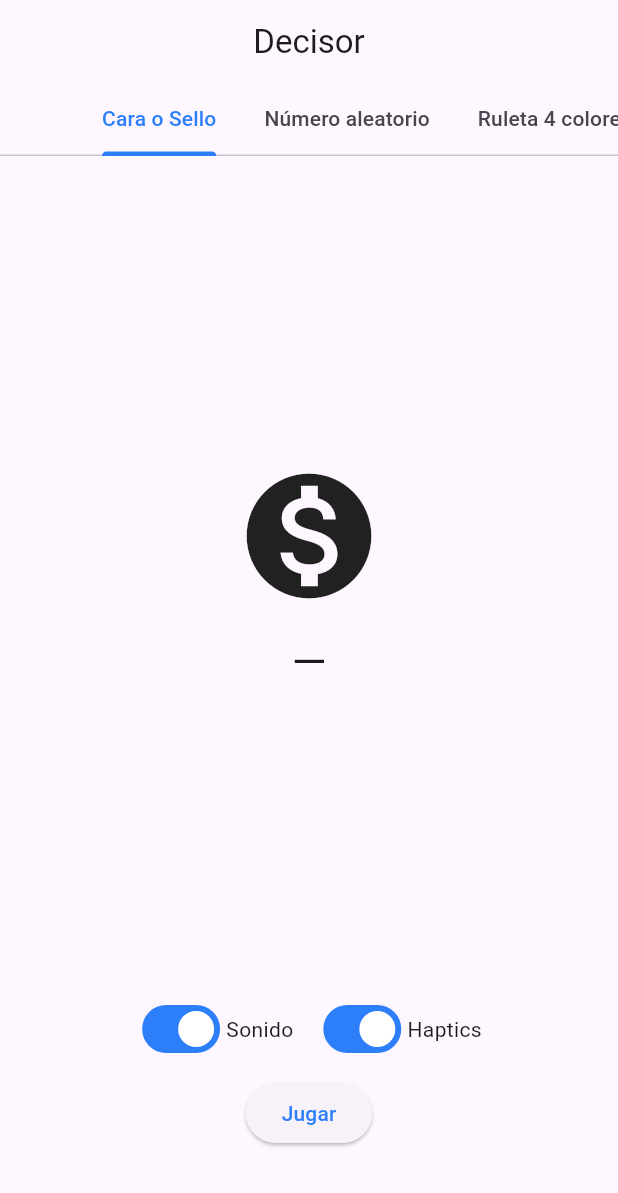
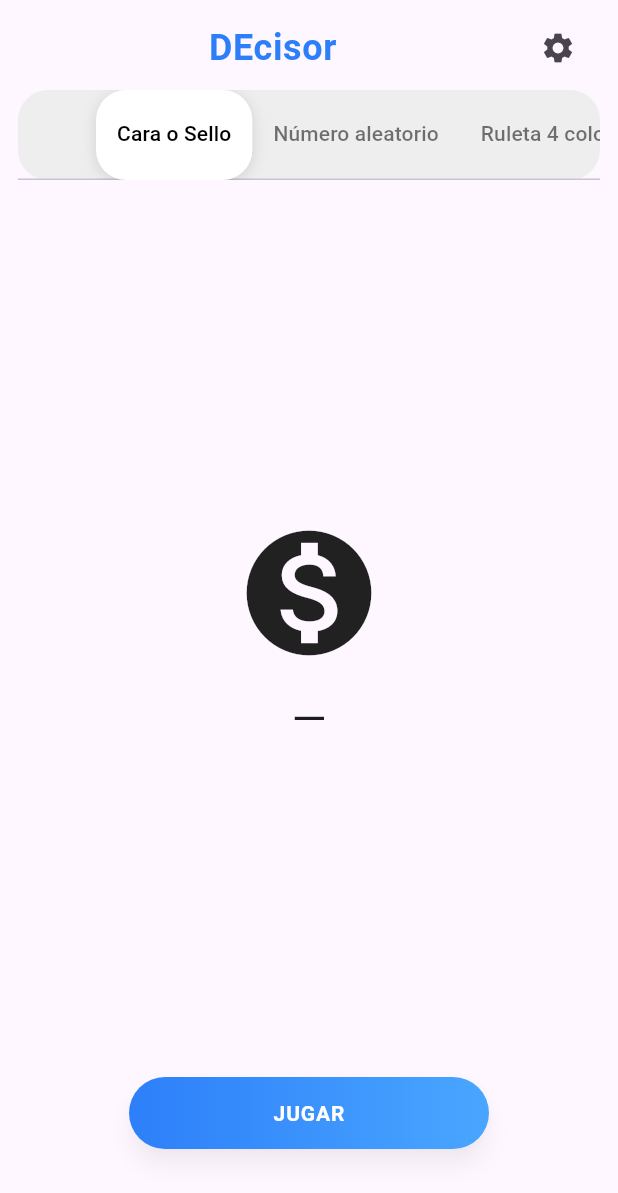
Before and after one commit to amilcarpg/Rnadom, a Flutter app: the screen it shows after launch, on a phone screen of 412 x 824 dp. Shown: the top 1193 px of the screen. Run offline on Flutter 3.47's test engine with Material 3 defaults, Android fonts, the phone set to English and light mode, and no system bars; drawn by our look-alikes of google_mobile_ads; our stand-ins replace shared_preferences; network calls fail.

Commit message:
version 1

```diff
--- a/lib/domain/option_item.dart
+++ b/lib/domain/option_item.dart
@@ -15,7 +15,7 @@ class OptionItem {
   Map<String, dynamic> toJson() => {
         'id': id,
         'label': label,
-        'color': color.value,
+        'color': color.toARGB32(),
       };
 
   factory OptionItem.fromJson(Map<String, dynamic> json) => OptionItem(
--- a/lib/services/ads_service.dart
+++ b/lib/services/ads_service.dart
@@ -28,7 +28,7 @@ class AdsService {
       if (Platform.isAndroid) return 'ca-app-pub-3940256099942544/6300978111';
       if (Platform.isIOS) return 'ca-app-pub-3940256099942544/2934735716';
     }
-    // TODO: reemplazar por Ad Unit IDs de producción
+    // Nota: reemplaza con tus Ad Unit IDs de producción antes de publicar
     if (Platform.isAndroid) {
       return 'ca-app-pub-xxxxxxxxxxxxxxxx/xxxxxxxxxx';
     } else {
--- a/lib/ui/home_screen.dart
+++ b/lib/ui/home_screen.dart
@@ -2,7 +2,6 @@ import 'package:flutter/material.dart';
 import 'package:google_mobile_ads/google_mobile_ads.dart';
 import 'package:provider/provider.dart';
 
-import '../core/constants.dart';
 import '../domain/mode.dart';
 import '../services/ads_service.dart';
 import '../state/play_provider.dart';
@@ -52,23 +51,74 @@ class _HomeScreenState extends State<HomeScreen> {
 
   @override
   Widget build(BuildContext context) {
-    final settings = context.watch<SettingsProvider>();
     final playing = context.watch<PlayProvider>().playing;
+    final theme = Theme.of(context);
     return DefaultTabController(
       length: modes.length,
       child: Scaffold(
-        appBar: AppBar(
-          title: const Text('Decisor'),
-          bottom: TabBar(
+        body: SafeArea(
+          child: Center(
+            child: ConstrainedBox(
+              constraints: const BoxConstraints(maxWidth: 520),
+              child: Column(
+                crossAxisAlignment: CrossAxisAlignment.center,
+                children: [
+                  const SizedBox(height: 8),
+                  // Title + settings icon
+                  Padding(
+                    padding: const EdgeInsets.symmetric(horizontal: 16.0),
+                    child: Row(
+                      children: [
+                        Expanded(
+                          child: Text(
+                            'DEcisor',
+                            textAlign: TextAlign.center,
+                            style: theme.textTheme.headlineSmall?.copyWith(
+                              color: const Color(0xFF2D7FF9),
+                              fontWeight: FontWeight.w700,
+                              letterSpacing: 0.4,
+                            ),
+                          ),
+                        ),
+                        IconButton(
+                          tooltip: 'Ajustes',
+                          onPressed: _openSettings,
+                          icon: const Icon(Icons.settings),
+                        ),
+                      ],
+                    ),
+                  ),
+                  const SizedBox(height: 4),
+                  // Segmented tabs
+                  Padding(
+                    padding: const EdgeInsets.symmetric(horizontal: 12.0),
+                    child: DecoratedBox(
+                      decoration: BoxDecoration(
+                        color: Colors.grey.shade200,
+                        borderRadius: BorderRadius.circular(20),
+                      ),
+                      child: TabBar(
                         isScrollable: true,
+                        labelPadding: const EdgeInsets.symmetric(horizontal: 14, vertical: 6),
+                        indicatorSize: TabBarIndicatorSize.tab,
+                        indicator: BoxDecoration(
+                          color: Colors.white,
+                          borderRadius: BorderRadius.circular(20),
+                          boxShadow: const [
+                            BoxShadow(color: Colors.black12, blurRadius: 8, offset: Offset(0, 2)),
+                          ],
+                        ),
+                        labelColor: Colors.black,
+                        unselectedLabelColor: Colors.black54,
                         tabs: [for (final m in modes) Tab(text: m.name)],
                       ),
                     ),
-        body: Column(
+                  ),
+                  const SizedBox(height: 12),
+                  // Main content area
+                  const Expanded(
+                    child: TabBarView(
                       children: [
-            Expanded(
-              child: TabBarView(
-                children: const [
                         CoinScreen(),
                         NumberScreen(),
                         Wheel4Screen(),
@@ -76,8 +126,49 @@ class _HomeScreenState extends State<HomeScreen> {
                       ],
                     ),
                   ),
+                  // CTA button and banner at the bottom
+                  SafeArea(
+                    top: false,
+                    child: Column(
+                      mainAxisSize: MainAxisSize.min,
+                      children: [
+                        Padding(
+                          padding: const EdgeInsets.symmetric(horizontal: 24.0, vertical: 8.0),
+                          child: _GradientCTA(
+                            text: 'JUGAR',
+                            enabled: !playing,
+                            onPressed: playing ? null : () => context.read<PlayProvider>().triggerPlay(),
+                          ),
+                        ),
+                        if (_banner != null)
+                          SizedBox(
+                            height: _banner!.size.height.toDouble(),
+                            child: AdWidget(ad: _banner!),
+                          ),
+                      ],
+                    ),
+                  ),
+                ],
+              ),
+            ),
+          ),
+        ),
+      ),
+    );
+  }
+
+  void _openSettings() {
+    final settings = context.read<SettingsProvider>();
+    showModalBottomSheet<void>(
+      context: context,
+      showDragHandle: true,
+      builder: (ctx) {
+        return Padding(
+          padding: const EdgeInsets.all(16.0),
+          child: Column(
+            mainAxisSize: MainAxisSize.min,
+            children: [
               Row(
-              mainAxisAlignment: MainAxisAlignment.center,
                 children: [
                   Switch.adaptive(
                     value: settings.settings.soundOn,
@@ -86,7 +177,7 @@ class _HomeScreenState extends State<HomeScreen> {
                         : (v) => settings.update(settings.settings.copyWith(soundOn: v)),
                   ),
                   const Text('Sonido'),
-                const SizedBox(width: 16),
+                  const SizedBox(width: 24),
                   Switch.adaptive(
                     value: settings.settings.hapticsOn,
                     onChanged: settings.loading
@@ -96,28 +187,52 @@ class _HomeScreenState extends State<HomeScreen> {
                   const Text('Haptics'),
                 ],
               ),
-            SafeArea(
-              top: false,
-              child: Column(
-                mainAxisSize: MainAxisSize.min,
-                children: [
-                  Padding(
-                    padding: const EdgeInsets.symmetric(vertical: 8.0),
+            ],
+          ),
+        );
+      },
+    );
+  }
+}
+
+// El PlayProvider expone un token que cambia en cada "Jugar".
+
+class _GradientCTA extends StatelessWidget {
+  final String text;
+  final VoidCallback? onPressed;
+  final bool enabled;
+  const _GradientCTA({required this.text, this.onPressed, required this.enabled});
+
+  @override
+  Widget build(BuildContext context) {
+    const colors = [Color(0xFF2D7FF9), Color(0xFF49A6FF)];
+    return SizedBox(
+      width: 240,
+      height: 48,
       child: ElevatedButton(
-                      onPressed: playing ? null : () => context.read<PlayProvider>().triggerPlay(),
-                      child: const Text('Jugar'),
+        onPressed: onPressed,
+        style: ButtonStyle(
+          padding: WidgetStateProperty.all<EdgeInsets>(EdgeInsets.zero),
+          elevation: WidgetStateProperty.all<double>(6),
+          shape: WidgetStateProperty.all<RoundedRectangleBorder>(
+            RoundedRectangleBorder(borderRadius: BorderRadius.circular(24)),
+          ),
+          backgroundColor: WidgetStateProperty.all<Color>(Colors.transparent),
+          shadowColor: WidgetStateProperty.all<Color>(Colors.black26),
+        ),
+        child: Ink(
+          decoration: BoxDecoration(
+            gradient: LinearGradient(colors: enabled ? colors : colors.map((c) => c.withValues(alpha: 0.5)).toList()),
+            borderRadius: BorderRadius.circular(24),
+          ),
+          child: Center(
+            child: Text(
+              text,
+              style: const TextStyle(color: Colors.white, fontWeight: FontWeight.w700, letterSpacing: 0.6),
             ),
           ),
-                  if (_banner != null)
-                    SizedBox(height: _banner!.size.height.toDouble(), child: AdWidget(ad: _banner!)),
-                ],
-              ),
-            ),
-          ],
         ),
       ),
     );
   }
 }
-
-// El PlayProvider expone un token que cambia en cada "Jugar".
--- a/pubspec.yaml
+++ b/pubspec.yaml
@@ -13,7 +13,7 @@ dependencies:
   shared_preferences: ^2.2.2
   google_mobile_ads: ^5.1.0
   go_router: ^14.1.2
-  vibration: ^1.8.4
+  # vibration plugin temporalmente removido hasta integrar haptics
 
 dev_dependencies:
   flutter_test:
```
Also changed, not shown: lib/ui/modes/wheel4_screen.dart (+6 -2 lines), pubspec.lock, 60 other files. Lines whose indentation alone changed are shown as unchanged.
